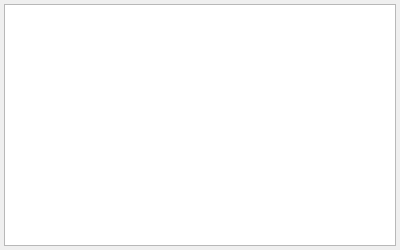
The window that src/ui/LogWidget.ui (stevschmid/track-o-bot) describes before a commit, drawn with Qt 5.
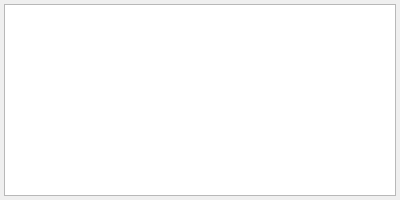
The same window after the commit.

```diff
--- a/src/ui/LogWidget.ui
+++ b/src/ui/LogWidget.ui
@@ -7,13 +7,13 @@
     <x>0</x>
     <y>0</y>
     <width>400</width>
-    <height>250</height>
+    <height>200</height>
    </rect>
   </property>
   <property name="minimumSize">
    <size>
     <width>0</width>
-    <height>250</height>
+    <height>200</height>
    </size>
   </property>
   <property name="windowTitle">
```
Left out of the diff: 11 changed lines with no effect on the pictures.
